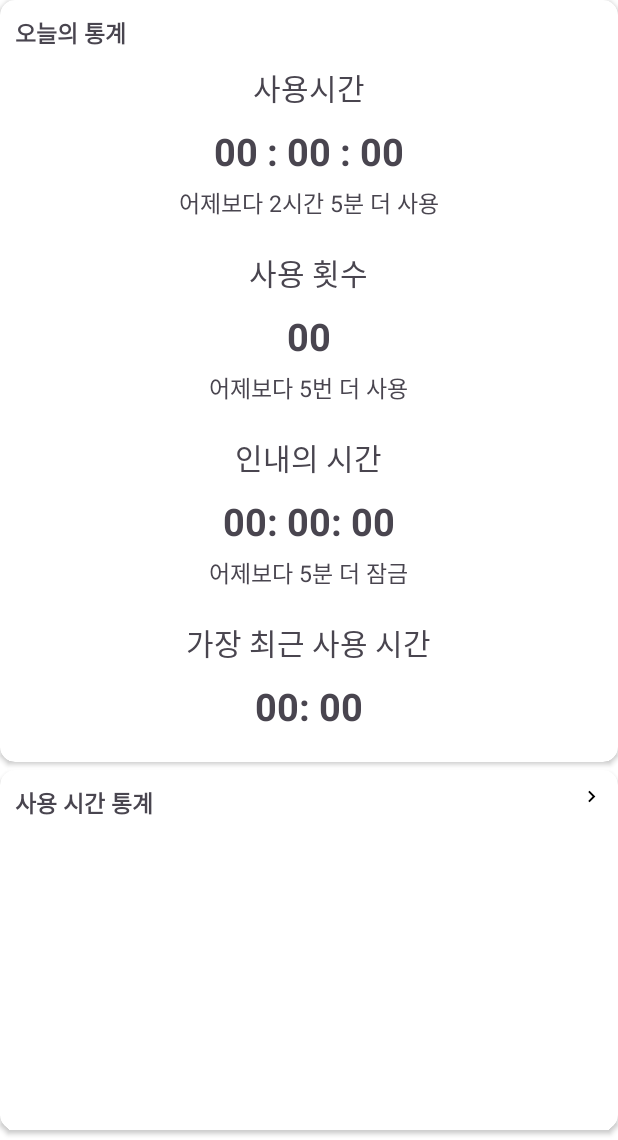
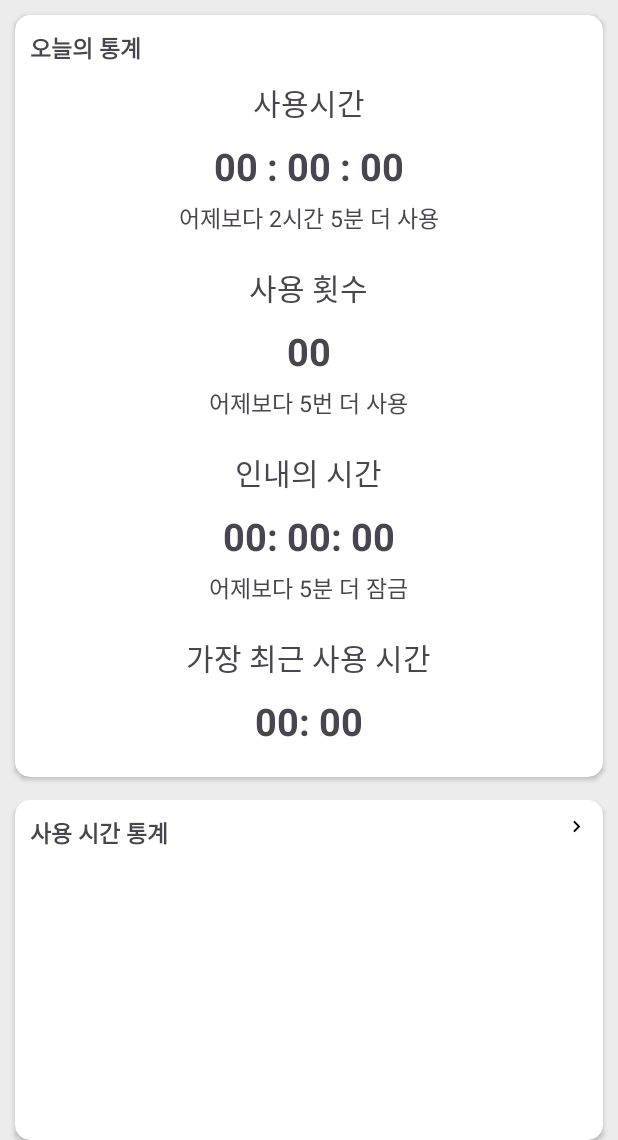
Before and after one commit to Only-App/Cool_Time, an Android app: the screen it shows after launch (MainActivity), on a phone screen of 412 x 824 dp, the part 96-1236 px from its top. Run offline under Robolectric (Android 15) with nearby library versions, the phone set to English and light mode, and no system bars.

Commit message:
set elevation naturally except for app bar

```diff
--- a/Cool_Time/app/src/main/res/layout/activity_main.xml
+++ b/Cool_Time/app/src/main/res/layout/activity_main.xml
@@ -4,6 +4,7 @@
     xmlns:tools="http://schemas.android.com/tools"
     android:layout_width="match_parent"
     android:layout_height="match_parent"
+    android:background="@color/background"
     tools:context=".MainActivity">
 
 
--- a/Cool_Time/app/src/main/res/layout/fragment_main.xml
+++ b/Cool_Time/app/src/main/res/layout/fragment_main.xml
@@ -18,6 +18,9 @@
         android:layout_width="match_parent"
         android:layout_height="wrap_content"
         card_view:cardCornerRadius="10dp"
+        android:layout_margin="10dp"
+        card_view:cardElevation="2dp"
+        android:background="@android:color/transparent"
         >
 
         <LinearLayout
@@ -191,7 +194,11 @@
         android:layout_width="match_parent"
         android:layout_height="wrap_content"
         card_view:cardCornerRadius="10dp"
-        android:layout_marginTop= "5dp">
+        android:layout_marginTop= "5dp"
+        card_view:cardElevation="2dp"
+        android:background="@android:color/transparent"
+        android:layout_marginHorizontal="10dp"
+        >
 
         <RelativeLayout
             android:id="@+id/ll_statistics_time"
--- a/Cool_Time/app/src/main/res/values/colors.xml
+++ b/Cool_Time/app/src/main/res/values/colors.xml
@@ -4,4 +4,5 @@
     <color name="white">#FFFFFFFF</color>
     <color name= "colorPrimary">#EE3D43</color>
     <color name= "colorPrimaryDark">#D6442D</color>
+    <color name= "background">#ECECEC</color>
 </resources>
```
